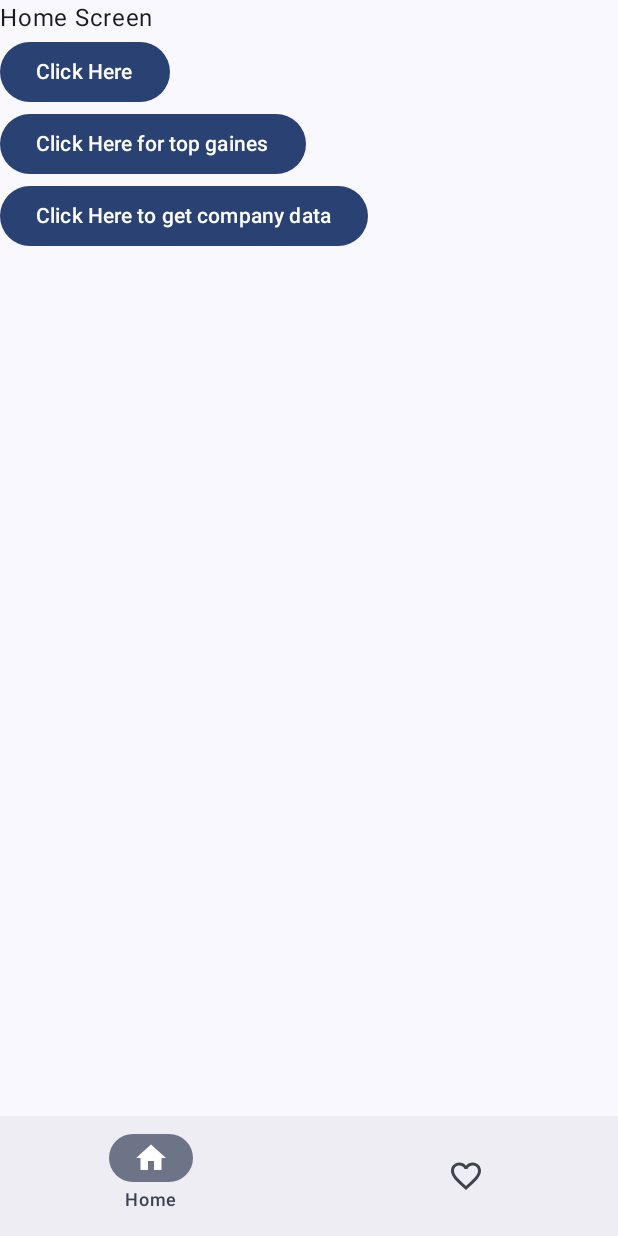
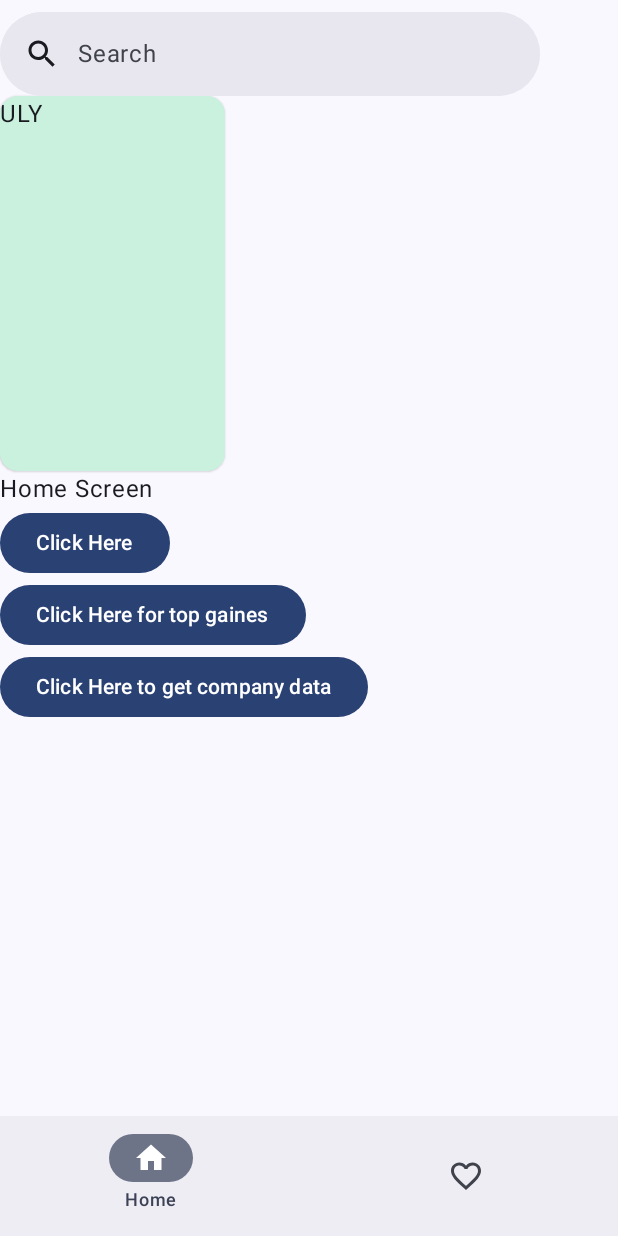
Before and after one commit to dusky04/stocks-kotlin, an Android app built with Jetpack Compose: the screen it shows after launch (MainActivity), on a phone screen of 412 x 824 dp. Run offline under Robolectric (Android 15) with nearby library versions, the phone set to English and light mode, and no system bars; network calls fail; 1 statement that could not run was skipped.

Commit message:
Added a searchbar not functional yet

```diff
--- a/app/src/main/java/com/example/stocks/MainActivity.kt
+++ b/app/src/main/java/com/example/stocks/MainActivity.kt
@@ -1,22 +1,35 @@
 package com.example.stocks
 
 import android.os.Bundle
+import android.util.Log
 import androidx.activity.ComponentActivity
 import androidx.activity.compose.setContent
 import androidx.activity.enableEdgeToEdge
 import androidx.compose.foundation.layout.fillMaxSize
 import androidx.compose.foundation.layout.padding
+import androidx.compose.foundation.text.input.rememberTextFieldState
 import androidx.compose.material.icons.Icons
 import androidx.compose.material.icons.filled.Favorite
 import androidx.compose.material.icons.filled.Home
+import androidx.compose.material.icons.filled.Search
 import androidx.compose.material.icons.outlined.FavoriteBorder
 import androidx.compose.material.icons.outlined.Home
+import androidx.compose.material3.ExperimentalMaterial3Api
+import androidx.compose.material3.Icon
 import androidx.compose.material3.MaterialTheme
 import androidx.compose.material3.Scaffold
+import androidx.compose.material3.SearchBar
+import androidx.compose.material3.SearchBarDefaults
 import androidx.compose.material3.Surface
+import androidx.compose.material3.Text
 import androidx.compose.runtime.Composable
+import androidx.compose.runtime.getValue
+import androidx.compose.runtime.mutableStateOf
+import androidx.compose.runtime.saveable.rememberSaveable
+import androidx.compose.runtime.setValue
 import androidx.compose.ui.Modifier
 import androidx.compose.ui.graphics.vector.ImageVector
+import androidx.compose.ui.tooling.preview.Preview
 import androidx.lifecycle.ViewModelProvider
 import androidx.navigation.compose.NavHost
 import androidx.navigation.compose.composable
@@ -61,6 +74,7 @@ fun StocksApp(stocksViewModel: StocksViewModel) {
     StocksTheme {
         Surface(modifier = Modifier.fillMaxSize(), color = MaterialTheme.colorScheme.background) {
             Scaffold(
+                topBar = { Search() },
                 bottomBar = { BottomNavBar(navController) }) { innerPadding ->
                 NavHost(
                     navController = navController,
@@ -80,3 +94,31 @@ fun StocksApp(stocksViewModel: StocksViewModel) {
         }
     }
 }
+
+@OptIn(ExperimentalMaterial3Api::class)
+@Preview(showBackground = true)
+@Composable
+fun Search() {
+    var expanded by rememberSaveable { mutableStateOf(false) }
+
+    val textFieldState = rememberTextFieldState()
+    SearchBar(
+        inputField = {
+            SearchBarDefaults.InputField(
+                query = textFieldState.text.toString(),
+                onQueryChange = { newQuery ->
+                    textFieldState.edit {
+                        replace(0, length, newQuery)
+                    }
+                },
+                onSearch = {
+                    Log.i("SEARCH TRIGGERD", expanded.toString())
+                },
+                expanded = expanded,
+                onExpandedChange = { it -> { expanded = it } },
+                placeholder = { Text("Search") },
+                leadingIcon = { Icon(Icons.Default.Search, null) }
+            )
+        }, expanded = expanded, onExpandedChange = { it -> { expanded = it } }
+    ) { }
+}
--- a/app/src/main/java/com/example/stocks/screens/HomeScreen.kt
+++ b/app/src/main/java/com/example/stocks/screens/HomeScreen.kt
@@ -1,15 +1,32 @@
 package com.example.stocks.screens
 
 import androidx.compose.foundation.layout.Column
+import androidx.compose.foundation.layout.size
 import androidx.compose.material3.Button
+import androidx.compose.material3.CardDefaults
+import androidx.compose.material3.ElevatedCard
+import androidx.compose.material3.SearchBar
 import androidx.compose.material3.Text
 import androidx.compose.runtime.Composable
+import androidx.compose.runtime.LaunchedEffect
 import androidx.compose.ui.Modifier
+import androidx.compose.ui.graphics.Color
+import androidx.compose.ui.unit.dp
 import com.example.stocks.StocksViewModel
+import com.example.stocks.data.TopGainer
 
 @Composable
 fun HomeScreen(viewModel: StocksViewModel, modifier: Modifier = Modifier) {
+
+    LaunchedEffect(true) {
+        // `true` will make this run only once
+        viewModel.getCompanyOverviewData("AAPL")
+    }
+
+
     Column {
+        CardComponent(stock)
+
         Text("Home Screen", modifier = modifier)
         Button(
             onClick = { viewModel.searchTicker("AAPL") }
@@ -22,3 +39,17 @@ fun HomeScreen(viewModel: StocksViewModel, modifier: Modifier = Modifier) {
         ) { Text("Click Here to get company data") }
     }
 }
+
+val stock = TopGainer("3.71", "82.8125%", "8.19", "ULY", "23887434")
+
+
+@Composable
+fun CardComponent(cardInfo: TopGainer) {
+    ElevatedCard(
+        colors = CardDefaults.cardColors(
+            containerColor = Color(0xFFCAF1DE),
+        ),
+        modifier = Modifier
+            .size(width = 150.dp, height = 250.dp)
+    ) { Text(cardInfo.ticker) }
+}
--- a/gradle/libs.versions.toml
+++ b/gradle/libs.versions.toml
@@ -11,6 +11,7 @@ activityCompose = "1.10.1"
 composeBom = "2024.09.00"
 navigationCompose = "2.9.0"
 retrofit = "3.0.0"
+material3Jvmstubs = "1.4.0-alpha16"
 
 [libraries]
 androidx-core-ktx = { group = "androidx.core", name = "core-ktx", version.ref = "coreKtx" }
@@ -30,6 +31,7 @@ androidx-ui-test-manifest = { group = "androidx.compose.ui", name = "ui-test-man
 androidx-ui-test-junit4 = { group = "androidx.compose.ui", name = "ui-test-junit4" }
 androidx-material3 = { group = "androidx.compose.material3", name = "material3" }
 retrofit = { module = "com.squareup.retrofit2:retrofit", version.ref = "retrofit" }
+androidx-material3-jvmstubs = { group = "androidx.compose.material3", name = "material3-jvmstubs", version.ref = "material3Jvmstubs" }
 
 [plugins]
 android-application = { id = "com.android.application", version.ref = "agp" }
```
